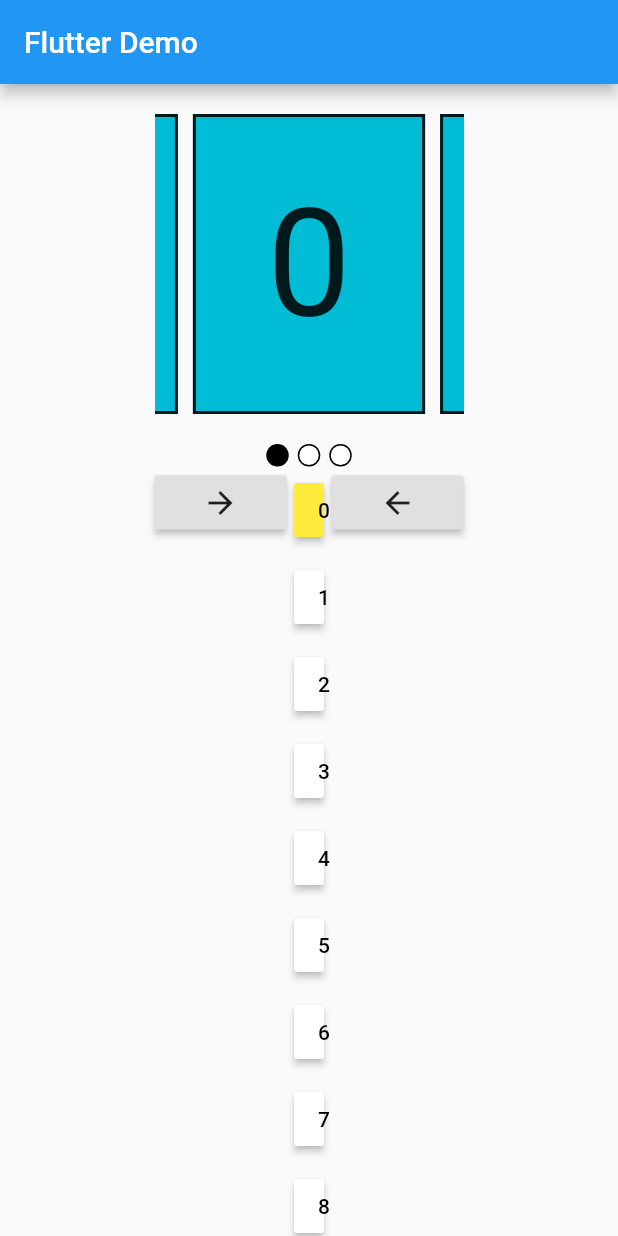
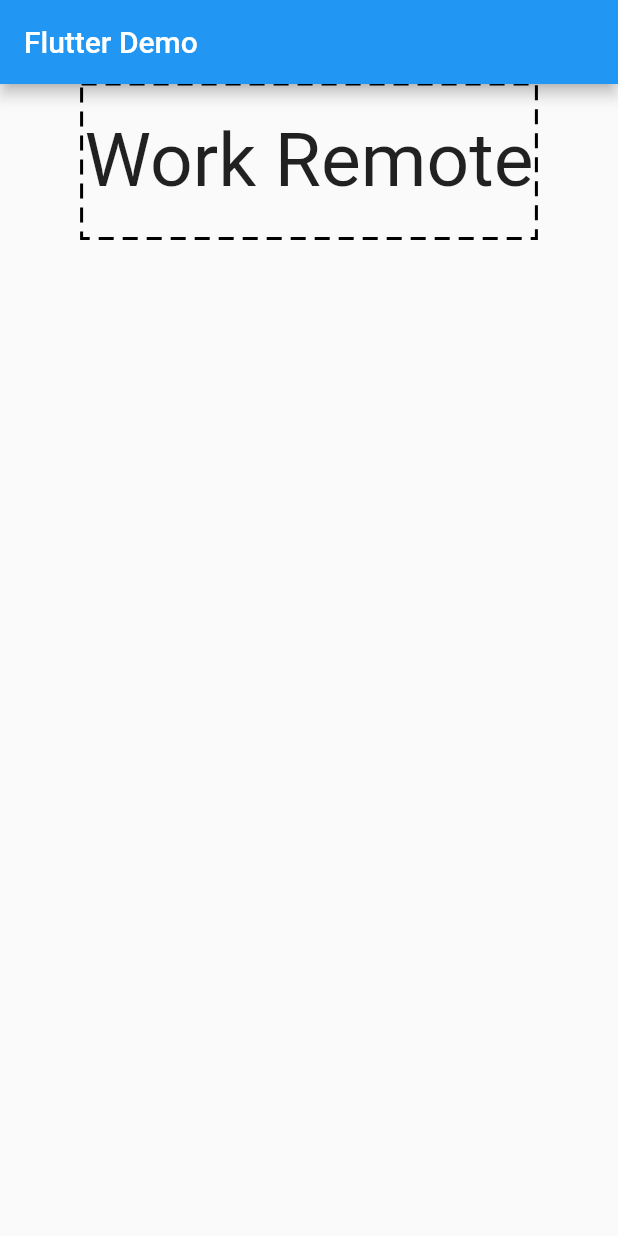
Before and after one commit to vika41130/carousel_slider, a Flutter app: the screen it shows after launch, on a phone screen of 412 x 824 dp. Run offline on Flutter 3.47's test engine with Material 2 defaults, Android fonts, the phone set to English and light mode, and no system bars; drawn by our look-alikes of carousel_slider, dotted_border.

Commit message:
[dotted_border]

```diff
--- a/lib/app_config/app_config_index.dart
+++ /dev/null
@@ -1 +0,0 @@
-export './assets_config.dart';
--- a/lib/carousel_slider_widget.dart
+++ /dev/null
@@ -1,191 +0,0 @@
-import 'package:flutter/material.dart';
-import 'package:carousel_slider/carousel_slider.dart';
-import 'package:lutoi/app_config/assets_config.dart';
-
-class CarouselSliderWidget extends StatefulWidget {
-  CarouselSliderWidget();
-
-  @override
-  _CarouselSliderWidgetState createState() => _CarouselSliderWidgetState();
-}
-
-class _CarouselSliderWidgetState extends State<CarouselSliderWidget> {
-  CarouselController carouselCtrler = CarouselController();
-  int currentPosition;
-  int initialIndex = 0;
-  List<dynamic> items = List.generate(15, (index) => index);
-  @override
-  void initState() {
-    super.initState();
-    currentPosition = initialIndex;
-    WidgetsBinding.instance.addPostFrameCallback((timeStamp) {});
-  }
-
-  @override
-  Widget build(BuildContext context) {
-    return Container(
-      width: MediaQuery.of(context).size.width / 2,
-      child: Column(
-        children: [
-          CarouselSlider(
-            options: CarouselOptions(
-              height: 200.0,
-              // aspectRatio: 3,
-              viewportFraction: 0.8,
-              initialPage: initialIndex,
-              // enableInfiniteScroll: false,
-              // reverse: true,
-              // autoPlay: true,
-              autoPlayInterval: Duration(milliseconds: 500),
-              autoPlayAnimationDuration: Duration(milliseconds: 800),
-              autoPlayCurve: Curves.easeInCubic,
-              enlargeCenterPage: false,
-              // scrollDirection: Axis.vertical,
-              onPageChanged: (index, reason) {
-                onPageChange(index, reason);
-              },
-              onScrolled: (dle) {
-                onScrolled(dle);
-              }
-            ),
-            carouselController: carouselCtrler,
-            items: items.map((index) {
-              return Builder(
-                builder: (BuildContext context) {
-                  return Container(
-                    width: MediaQuery.of(context).size.width,
-                    margin: EdgeInsets.symmetric(horizontal: 5.0),
-                    decoration: BoxDecoration(
-                      color: Colors.cyan,
-                      border: Border.all(
-                        color: Colors.black87,
-                        width: 2,
-                        style: BorderStyle.solid
-                      )
-                    ),
-                    // child: new Image.asset(
-                    //     Id.bmw_path + 'driver' + index.toString() + '.jpg',
-                    // ),
-                    child: Center(child: Text('$index', style: TextStyle(fontSize: 100),)),
-                  );
-                },
-              );
-            }).toList(),
-          ),
-          SizedBox(height: 20,),
-          Row(
-            mainAxisAlignment: MainAxisAlignment.center,
-            crossAxisAlignment: CrossAxisAlignment.center,
-            children: [
-              InkWell(
-                  onTap: () => carouselCtrler.jumpToPage(0),
-                  child: Container(
-                    margin: EdgeInsets.only(left: 3, right: 3),
-                    height: 15,
-                    width: 15,
-                    decoration: BoxDecoration(
-                      borderRadius: BorderRadius.circular(15),
-                      border: Border.all(
-                        width: 1,
-                        color: Colors.black,
-                      ),
-                      color: currentPosition == 0 ? Colors.black : Colors.white,
-                    ),
-                  ),
-                ),
-              InkWell(
-                  onTap: () => carouselCtrler.jumpToPage(1),
-                  child: Container(
-                    margin: EdgeInsets.only(left: 3, right: 3),
-                    height: 15,
-                    width: 15,
-                    decoration: BoxDecoration(
-                      borderRadius: BorderRadius.circular(15),
-                      border: Border.all(
-                        width: 1,
-                        color: Colors.black,
-                      ),
-                      color: currentPosition == 1 ? Colors.black : Colors.white,
-                    ),
-                  ),
-                ),
-              InkWell(
-                  onTap: () => carouselCtrler.jumpToPage(2),
-                  child: Container(
-                    margin: EdgeInsets.only(left: 3, right: 3),
-                    height: 15,
-                    width: 15,
-                    decoration: BoxDecoration(
-                      borderRadius: BorderRadius.circular(15),
-                      border: Border.all(
-                        width: 1,
-                        color: Colors.black,
-                      ),
-                      color: currentPosition == 2 ? Colors.black : Colors.white,
-                    ),
-                  ),
-                ),
-            ],
-          ),
-          Row(
-            crossAxisAlignment: CrossAxisAlignment.start,
-            children: [
-              RaisedButton(
-                onPressed: () => carouselCtrler.nextPage(
-                  duration: Duration(milliseconds: 500),
-                  curve: Curves.linear,
-                ),
-                child: Icon(Icons.arrow_forward),
-              ),
-              Flexible(
-                fit: FlexFit.tight,
-                child: Container(
-                  width: MediaQuery.of(context).size.width,
-                  child: Wrap(
-                    alignment: WrapAlignment.center,
-                    children: [
-                      for(var i = 0; i < items.length; i++)
-                        Padding(
-                          padding: EdgeInsets.all(5.0),
-                          child: RaisedButton(
-                            textColor: currentPosition == i ? Colors.black : Colors.black,
-                            color: currentPosition == i ? Colors.yellow : Colors.white,
-                            onPressed: () {
-                              setState(() {
-                                currentPosition = i;
-                              });
-                              carouselCtrler.jumpToPage(i);
-                            },
-                            child: Text('$i'),
-                          ),
-                        )
-                    ],
-                  ),
-                ),
-              ),
-              RaisedButton(
-                onPressed: () => carouselCtrler.previousPage(
-                  duration: Duration(milliseconds: 500),
-                  curve: Curves.linear,
-                ),
-                child: Icon(Icons.arrow_back),
-              ),
-            ],
-          ),
-        ],
-      ),
-    );
-  }
-
-  void onPageChange(int index, CarouselPageChangedReason reason) {
-    print('---------------onPageChange index: $index');
-    print('---------------onPageChange reason: $reason');
-    setState(() {
-      currentPosition = index;
-    });
-  }
-
-  void onScrolled(double dle) {
-    print('---------------onScrolled: $dle');
-  }
-}
--- /dev/null
+++ b/lib/config/index.dart
@@ -0,0 +1 @@
+export 'assets.dart';
--- a/lib/main.dart
+++ b/lib/main.dart
@@ -1,6 +1,5 @@
+import 'package:dotted_border/dotted_border.dart';
 import 'package:flutter/material.dart';
-
-import 'widget.dart';
 
 void main() {
   runApp(MyApp());
@@ -32,9 +31,23 @@ class MyApp extends StatelessWidget {
                         Flexible(
                           // flex: 1,
                           // fit: FlexFit.tight,
-                          child: Container(
-                            padding: EdgeInsets.only(top: 20, bottom: 20),
-                            child: CarouselSliderWidget()
+                          child: DottedBorder(
+                            color: Colors.black,
+                            strokeWidth: 2,
+                            // padding: EdgeInsets.all(10),
+                            // strokeCap: StrokeCap.square,
+                            dashPattern: const <double>[10, 6],
+                            // borderType: BorderType.Rect,
+                            child: Container(
+                              padding: EdgeInsets.only(top: 20, bottom: 20),
+                              child: Text(
+                                'Work Remote',
+                                style: TextStyle(
+                                  fontSize: 50,
+                                ),
+                              ),
+                              decoration: BoxDecoration(),
+                            ),
                           ),
                         ),
                       ],
--- a/lib/widget.dart
+++ /dev/null
@@ -1 +0,0 @@
-export './carousel_slider_widget.dart';
--- a/pubspec.yaml
+++ b/pubspec.yaml
@@ -29,6 +29,7 @@ dependencies:
   # The following adds the Cupertino Icons font to your application.
   # Use with the CupertinoIcons class for iOS style icons.
   cupertino_icons: ^1.0.1
+  dotted_border: ^1.0.7
 
 dev_dependencies:
   flutter_test:
```
Also changed, not shown: lib/config/assets.dart (renamed from lib/app_config/assets_config.dart), lib/widget/index.dart (added), pubspec.lock.
